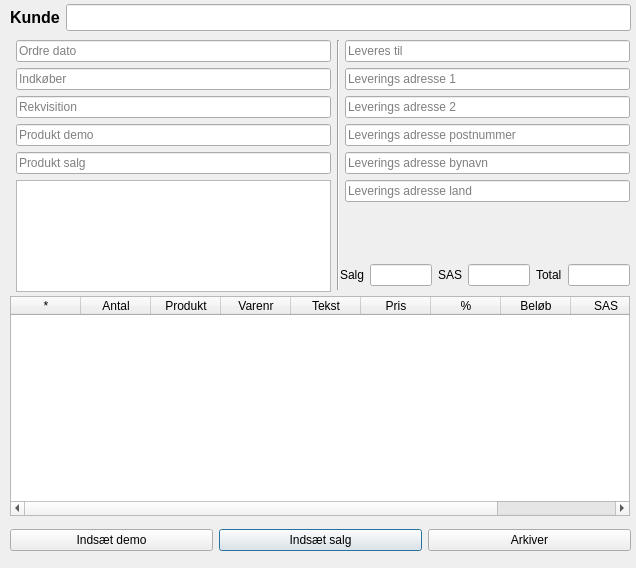
Old version of the form buildtools/ui/visit_dialog.ui in the repository fhdk/eordre2.
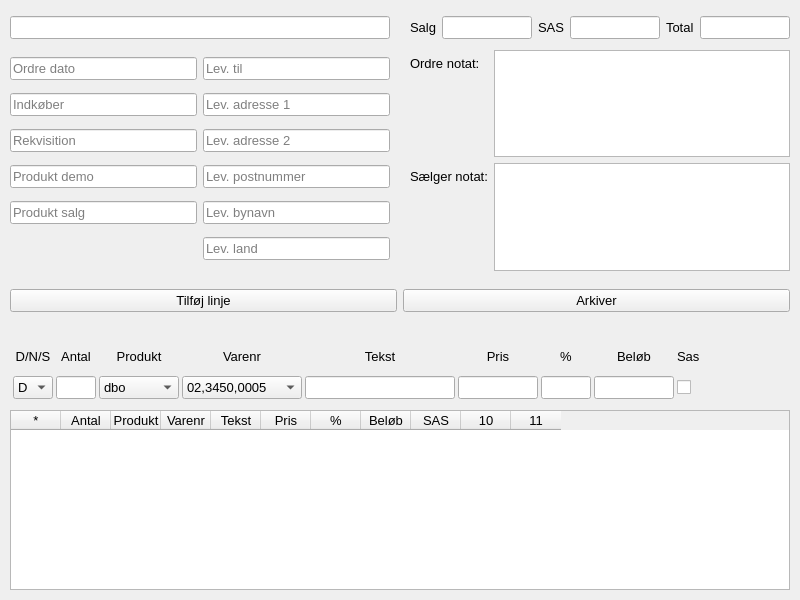
New version of the form.

Diff of the .ui file:
```diff
--- a/buildtools/ui/visit_dialog.ui
+++ b/buildtools/ui/visit_dialog.ui
@@ -6,96 +6,66 @@
             <rect>
                 <x>0</x>
                 <y>0</y>
-                <width>636</width>
-                <height>568</height>
-            </rect>
-        </property>
+    <width>800</width>
+    <height>600</height>
+   </rect>
+  </property>
+  <property name="minimumSize">
+   <size>
+    <width>800</width>
+    <height>600</height>
+   </size>
+  </property>
         <property name="windowTitle">
             <string>Besøg / Indkøbs ordre</string>
         </property>
-        <widget class="QWidget" name="formLayoutWidget">
+  <widget class="QTableWidget" name="widgetVisitDetails">
             <property name="geometry">
                 <rect>
                     <x>10</x>
-                    <y>40</y>
-                    <width>321</width>
-                    <height>252</height>
-                </rect>
-            </property>
-            <layout class="QFormLayout" name="formVisit">
-                <item row="0" column="1">
-                    <widget class="QLineEdit" name="txtVisitDate">
-                        <property name="enabled">
-                            <bool>true</bool>
-                        </property>
-                        <property name="readOnly">
-                            <bool>true</bool>
-                        </property>
-                        <property name="placeholderText">
-                            <string>Ordre dato</string>
-                        </property>
-                    </widget>
-                </item>
-                <item row="1" column="1">
-                    <widget class="QLineEdit" name="txtPoBuyer">
-                        <property name="placeholderText">
-                            <string>Indkøber</string>
-                        </property>
-                    </widget>
-                </item>
-                <item row="2" column="1">
-                    <widget class="QLineEdit" name="txtPoNumber">
-                        <property name="placeholderText">
-                            <string>Rekvisition</string>
-                        </property>
-                    </widget>
-                </item>
-                <item row="3" column="1">
-                    <widget class="QLineEdit" name="txtProductDemo">
-                        <property name="readOnly">
-                            <bool>true</bool>
-                        </property>
-                        <property name="placeholderText">
-                            <string>Produkt demo</string>
-                        </property>
-                    </widget>
-                </item>
-                <item row="4" column="1">
-                    <widget class="QLineEdit" name="txtProductSale">
-                        <property name="readOnly">
-                            <bool>true</bool>
-                        </property>
-                        <property name="placeholderText">
-                            <string>Produkt salg</string>
-                        </property>
-                    </widget>
-                </item>
-                <item row="5" column="1">
-                    <widget class="QTextEdit" name="txtInfoText"/>
-                </item>
-            </layout>
-        </widget>
-        <widget class="QTableWidget" name="widgetVisit">
-            <property name="geometry">
-                <rect>
-                    <x>10</x>
-                    <y>296</y>
-                    <width>620</width>
-                    <height>220</height>
-                </rect>
+     <y>410</y>
+     <width>780</width>
+     <height>180</height>
+    </rect>
+   </property>
+   <property name="font">
+    <font>
+     <pointsize>10</pointsize>
+    </font>
+   </property>
+   <property name="locale">
+    <locale language="Danish" country="Denmark"/>
             </property>
             <property name="editTriggers">
                 <set>QAbstractItemView::AllEditTriggers</set>
             </property>
+   <property name="alternatingRowColors">
+    <bool>true</bool>
+   </property>
             <property name="selectionMode">
                 <enum>QAbstractItemView::SingleSelection</enum>
             </property>
+   <property name="selectionBehavior">
+    <enum>QAbstractItemView::SelectRows</enum>
+   </property>
+   <property name="cornerButtonEnabled">
+    <bool>false</bool>
+   </property>
+   <property name="columnCount">
+    <number>11</number>
+   </property>
+   <attribute name="horizontalHeaderCascadingSectionResizes">
+    <bool>true</bool>
+   </attribute>
             <attribute name="horizontalHeaderDefaultSectionSize">
-                <number>70</number>
+    <number>50</number>
             </attribute>
             <attribute name="horizontalHeaderMinimumSectionSize">
                 <number>10</number>
             </attribute>
+   <attribute name="verticalHeaderMinimumSectionSize">
+    <number>20</number>
+   </attribute>
             <attribute name="verticalHeaderStretchLastSection">
                 <bool>true</bool>
             </attribute>
@@ -103,119 +73,144 @@
                 <property name="text">
                     <string>*</string>
                 </property>
+    <property name="font">
+     <font>
+      <pointsize>10</pointsize>
+     </font>
+    </property>
+    <property name="textAlignment">
+     <set>AlignCenter</set>
+    </property>
             </column>
             <column>
                 <property name="text">
                     <string>Antal</string>
                 </property>
+    <property name="font">
+     <font>
+      <pointsize>10</pointsize>
+     </font>
+    </property>
+    <property name="textAlignment">
+     <set>AlignCenter</set>
+    </property>
             </column>
             <column>
                 <property name="text">
                     <string>Produkt</string>
                 </property>
+    <property name="font">
+     <font>
+      <pointsize>10</pointsize>
+     </font>
+    </property>
+    <property name="textAlignment">
+     <set>AlignCenter</set>
+    </property>
             </column>
             <column>
                 <property name="text">
                     <string>Varenr</string>
                 </property>
+    <property name="font">
+     <font>
+      <pointsize>10</pointsize>
+     </font>
+    </property>
+    <property name="textAlignment">
+     <set>AlignCenter</set>
+    </property>
             </column>
             <column>
                 <property name="text">
                     <string>Tekst</string>
                 </property>
+    <property name="font">
+     <font>
+      <pointsize>10</pointsize>
+     </font>
+    </property>
+    <property name="textAlignment">
+     <set>AlignCenter</set>
+    </property>
             </column>
             <column>
                 <property name="text">
                     <string>Pris</string>
                 </property>
+    <property name="font">
+     <font>
+      <pointsize>10</pointsize>
+     </font>
+    </property>
+    <property name="textAlignment">
+     <set>AlignCenter</set>
+    </property>
             </column>
             <column>
                 <property name="text">
                     <string>%</string>
                 </property>
+    <property name="font">
+     <font>
+      <pointsize>10</pointsize>
+     </font>
+    </property>
+    <property name="textAlignment">
+     <set>AlignCenter</set>
+    </property>
             </column>
             <column>
                 <property name="text">
                     <string>Beløb</string>
                 </property>
+    <property name="font">
+     <font>
+      <pointsize>10</pointsize>
+     </font>
+    </property>
+    <property name="textAlignment">
+     <set>AlignCenter</set>
+    </property>
             </column>
             <column>
                 <property name="text">
                     <string>SAS</string>
                 </property>
-            </column>
-            <column>
-                <property name="text">
-                    <string>Note</string>
-                </property>
-            </column>
-        </widget>
-        <widget class="QWidget" name="formLayoutWidget_2">
-            <property name="geometry">
-                <rect>
-                    <x>339</x>
-                    <y>40</y>
-                    <width>291</width>
-                    <height>206</height>
-                </rect>
-            </property>
-            <layout class="QFormLayout" name="formDeliveryAddress">
-                <item row="0" column="1">
-                    <widget class="QLineEdit" name="txtPoCompany">
-                        <property name="placeholderText">
-                            <string>Leveres til</string>
-                        </property>
-                    </widget>
-                </item>
-                <item row="1" column="1">
-                    <widget class="QLineEdit" name="txtPoAddress1">
-                        <property name="placeholderText">
-                            <string>Leverings adresse 1</string>
-                        </property>
-                    </widget>
-                </item>
-                <item row="2" column="1">
-                    <widget class="QLineEdit" name="txtPoAddress2">
-                        <property name="placeholderText">
-                            <string>Leverings adresse 2</string>
-                        </property>
-                    </widget>
-                </item>
-                <item row="3" column="1">
-                    <widget class="QLineEdit" name="txtPoPostcode">
-                        <property name="placeholderText">
-                            <string>Leverings adresse postnummer</string>
-                        </property>
-                    </widget>
-                </item>
-                <item row="4" column="1">
-                    <widget class="QLineEdit" name="txtPoPostoffice">
-                        <property name="placeholderText">
-                            <string>Leverings adresse bynavn</string>
-                        </property>
-                    </widget>
-                </item>
-                <item row="5" column="1">
-                    <widget class="QLineEdit" name="txtPoCountry">
-                        <property name="placeholderText">
-                            <string>Leverings adresse land</string>
-                        </property>
-                    </widget>
-                </item>
-            </layout>
+    <property name="font">
+     <font>
+      <pointsize>10</pointsize>
+     </font>
+    </property>
+    <property name="textAlignment">
+     <set>AlignCenter</set>
+    </property>
+   </column>
+   <column/>
+   <column/>
         </widget>
         <widget class="QWidget" name="gridLayoutWidget">
             <property name="geometry">
                 <rect>
-                    <x>340</x>
-                    <y>260</y>
-                    <width>290</width>
-                    <height>31</height>
-                </rect>
-            </property>
+     <x>410</x>
+     <y>10</y>
+     <width>380</width>
+     <height>35</height>
+    </rect>
+   </property>
+   <property name="font">
+    <font>
+     <pointsize>10</pointsize>
+    </font>
+   </property>
             <layout class="QGridLayout" name="gridTotals">
                 <item row="1" column="0">
                     <widget class="QLabel" name="lblSale">
+      <property name="font">
+       <font>
+        <pointsize>10</pointsize>
+       </font>
+      </property>
                         <property name="text">
                             <string>Salg</string>
                         </property>
@@ -223,6 +218,11 @@
                 </item>
                 <item row="1" column="2">
                     <widget class="QLabel" name="lblSas">
+      <property name="font">
+       <font>
+        <pointsize>10</pointsize>
+       </font>
+      </property>
                         <property name="text">
                             <string>SAS</string>
                         </property>
@@ -233,6 +233,11 @@
                         <property name="enabled">
                             <bool>true</bool>
                         </property>
+      <property name="font">
+       <font>
+        <pointsize>10</pointsize>
+       </font>
+      </property>
                         <property name="readOnly">
                             <bool>true</bool>
                         </property>
@@ -243,6 +248,11 @@
                         <property name="enabled">
                             <bool>true</bool>
                         </property>
+      <property name="font">
+       <font>
+        <pointsize>10</pointsize>
+       </font>
+      </property>
                         <property name="readOnly">
                             <bool>true</bool>
                         </property>
@@ -250,6 +260,11 @@
                 </item>
                 <item row="1" column="4">
                     <widget class="QLabel" name="lblTotal">
+      <property name="font">
+       <font>
+        <pointsize>10</pointsize>
+       </font>
+      </property>
                         <property name="text">
                             <string>Total</string>
                         </property>
@@ -260,6 +275,11 @@
                         <property name="enabled">
                             <bool>true</bool>
                         </property>
+      <property name="font">
+       <font>
+        <pointsize>10</pointsize>
+       </font>
+      </property>
                         <property name="readOnly">
                             <bool>true</bool>
                         </property>
@@ -267,50 +287,26 @@
                 </item>
             </layout>
         </widget>
-        <widget class="Line" name="line">
-            <property name="geometry">
-                <rect>
-                    <x>330</x>
-                    <y>40</y>
-                    <width>16</width>
-                    <height>250</height>
-                </rect>
-            </property>
-            <property name="orientation">
-                <enum>Qt::Vertical</enum>
-            </property>
-        </widget>
         <widget class="QWidget" name="gridLayoutWidget_2">
             <property name="geometry">
                 <rect>
                     <x>10</x>
-                    <y>0</y>
-                    <width>621</width>
+     <y>10</y>
+     <width>380</width>
                     <height>35</height>
                 </rect>
             </property>
+   <property name="font">
+    <font>
+     <pointsize>10</pointsize>
+    </font>
+   </property>
             <layout class="QGridLayout" name="gridCustomerVisit">
                 <item row="0" column="0">
-                    <widget class="QLabel" name="lblCompany">
-                        <property name="font">
-                            <font>
-                                <pointsize>12</pointsize>
-                                <weight>75</weight>
-                                <bold>true</bold>
-                            </font>
-                        </property>
-                        <property name="text">
-                            <string>Kunde</string>
-                        </property>
-                    </widget>
-                </item>
-                <item row="0" column="1">
                     <widget class="QLineEdit" name="txtCompany">
                         <property name="font">
                             <font>
-                                <pointsize>12</pointsize>
-                                <weight>75</weight>
-                                <bold>true</bold>
+        <pointsize>10</pointsize>
                             </font>
                         </property>
                         <property name="readOnly">
@@ -324,33 +320,651 @@
             <property name="geometry">
                 <rect>
                     <x>10</x>
-                    <y>520</y>
-                    <width>621</width>
+     <y>280</y>
+     <width>780</width>
                     <height>41</height>
                 </rect>
             </property>
+   <property name="font">
+    <font>
+     <pointsize>10</pointsize>
+    </font>
+   </property>
             <layout class="QGridLayout" name="gridOrderButtons">
-                <item row="0" column="1">
-                    <widget class="QPushButton" name="btnInsertSale">
+    <item row="0" column="0">
+     <widget class="QPushButton" name="btnInsertLine">
+      <property name="font">
+       <font>
+        <pointsize>10</pointsize>
+       </font>
+      </property>
                         <property name="text">
-                            <string>Indsæt salg</string>
-                        </property>
-                        <property name="default">
-                            <bool>true</bool>
+       <string>Tilføj linje</string>
+      </property>
+      <property name="autoDefault">
+       <bool>false</bool>
                         </property>
                     </widget>
                 </item>
-                <item row="0" column="2">
+    <item row="0" column="1">
                     <widget class="QPushButton" name="btnArchiveVisit">
+      <property name="font">
+       <font>
+        <pointsize>10</pointsize>
+       </font>
+      </property>
                         <property name="text">
                             <string>Arkiver</string>
                         </property>
-                    </widget>
-                </item>
+      <property name="autoDefault">
+       <bool>false</bool>
+      </property>
+     </widget>
+    </item>
+   </layout>
+  </widget>
+  <widget class="QWidget" name="gridLayoutWidget_4">
+   <property name="geometry">
+    <rect>
+     <x>10</x>
+     <y>50</y>
+     <width>380</width>
+     <height>221</height>
+    </rect>
+   </property>
+   <layout class="QGridLayout" name="widgetVisitHead">
+    <item row="3" column="0">
+     <widget class="QLineEdit" name="txtProductDemo">
+      <property name="font">
+       <font>
+        <pointsize>10</pointsize>
+       </font>
+      </property>
+      <property name="readOnly">
+       <bool>true</bool>
+      </property>
+      <property name="placeholderText">
+       <string>Produkt demo</string>
+      </property>
+     </widget>
+    </item>
                 <item row="0" column="0">
-                    <widget class="QPushButton" name="btnInsertDemo">
+     <widget class="QLineEdit" name="txtVisitDate">
+      <property name="enabled">
+       <bool>true</bool>
+      </property>
+      <property name="font">
+       <font>
+        <pointsize>10</pointsize>
+       </font>
+      </property>
+      <property name="readOnly">
+       <bool>true</bool>
+      </property>
+      <property name="placeholderText">
+       <string>Ordre dato</string>
+      </property>
+     </widget>
+    </item>
+    <item row="2" column="1">
+     <widget class="QLineEdit" name="txtPoAddress2">
+      <property name="font">
+       <font>
+        <pointsize>10</pointsize>
+       </font>
+      </property>
+      <property name="placeholderText">
+       <string>Lev. adresse 2</string>
+      </property>
+     </widget>
+    </item>
+    <item row="2" column="0">
+     <widget class="QLineEdit" name="txtPoNumber">
+      <property name="font">
+       <font>
+        <pointsize>10</pointsize>
+       </font>
+      </property>
+      <property name="placeholderText">
+       <string>Rekvisition</string>
+      </property>
+     </widget>
+    </item>
+    <item row="1" column="1">
+     <widget class="QLineEdit" name="txtPoAddress1">
+      <property name="font">
+       <font>
+        <pointsize>10</pointsize>
+       </font>
+      </property>
+      <property name="placeholderText">
+       <string>Lev. adresse 1</string>
+      </property>
+     </widget>
+    </item>
+    <item row="0" column="1">
+     <widget class="QLineEdit" name="txtPoCompany">
+      <property name="font">
+       <font>
+        <pointsize>10</pointsize>
+       </font>
+      </property>
+      <property name="placeholderText">
+       <string>Lev. til</string>
+      </property>
+     </widget>
+    </item>
+    <item row="4" column="0">
+     <widget class="QLineEdit" name="txtProductSale">
+      <property name="font">
+       <font>
+        <pointsize>10</pointsize>
+       </font>
+      </property>
+      <property name="readOnly">
+       <bool>true</bool>
+      </property>
+      <property name="placeholderText">
+       <string>Produkt salg</string>
+      </property>
+     </widget>
+    </item>
+    <item row="4" column="1">
+     <widget class="QLineEdit" name="txtPoPostoffice">
+      <property name="font">
+       <font>
+        <pointsize>10</pointsize>
+       </font>
+      </property>
+      <property name="placeholderText">
+       <string>Lev. bynavn</string>
+      </property>
+     </widget>
+    </item>
+    <item row="3" column="1">
+     <widget class="QLineEdit" name="txtPoPostcode">
+      <property name="font">
+       <font>
+        <pointsize>10</pointsize>
+       </font>
+      </property>
+      <property name="placeholderText">
+       <string>Lev. postnummer</string>
+      </property>
+     </widget>
+    </item>
+    <item row="1" column="0">
+     <widget class="QLineEdit" name="txtPoBuyer">
+      <property name="font">
+       <font>
+        <pointsize>10</pointsize>
+       </font>
+      </property>
+      <property name="placeholderText">
+       <string>Indkøber</string>
+      </property>
+     </widget>
+    </item>
+    <item row="5" column="1">
+     <widget class="QLineEdit" name="txtPoCountry">
+      <property name="font">
+       <font>
+        <pointsize>10</pointsize>
+       </font>
+      </property>
+      <property name="placeholderText">
+       <string>Lev. land</string>
+      </property>
+     </widget>
+    </item>
+   </layout>
+  </widget>
+  <widget class="QWidget" name="formLayoutWidget">
+   <property name="geometry">
+    <rect>
+     <x>410</x>
+     <y>50</y>
+     <width>380</width>
+     <height>221</height>
+    </rect>
+   </property>
+   <layout class="QFormLayout" name="widgetInfos">
+    <item row="0" column="0">
+     <widget class="QLabel" name="lblOrderInfo">
+      <property name="font">
+       <font>
+        <pointsize>10</pointsize>
+       </font>
+      </property>
                         <property name="text">
-                            <string>Indsæt demo</string>
+       <string>Ordre notat:</string>
+      </property>
+     </widget>
+    </item>
+    <item row="0" column="1">
+     <widget class="QTextEdit" name="txtOrderInfo">
+      <property name="font">
+       <font>
+        <pointsize>10</pointsize>
+       </font>
+      </property>
+      <property name="acceptRichText">
+       <bool>false</bool>
+      </property>
+     </widget>
+    </item>
+    <item row="1" column="0">
+     <widget class="QLabel" name="lblVisitInfo">
+      <property name="font">
+       <font>
+        <pointsize>10</pointsize>
+       </font>
+      </property>
+      <property name="text">
+       <string>Sælger notat:</string>
+      </property>
+     </widget>
+    </item>
+    <item row="1" column="1">
+     <widget class="QTextEdit" name="txtVisitInfo">
+      <property name="font">
+       <font>
+        <pointsize>10</pointsize>
+       </font>
+      </property>
+     </widget>
+    </item>
+   </layout>
+  </widget>
+  <widget class="QWidget" name="gridLayoutWidget_5">
+   <property name="geometry">
+    <rect>
+     <x>10</x>
+     <y>340</y>
+     <width>700</width>
+     <height>60</height>
+    </rect>
+   </property>
+   <property name="font">
+    <font>
+     <pointsize>10</pointsize>
+    </font>
+   </property>
+   <layout class="QGridLayout" name="gridLayout" columnstretch="0,0,0,0,0,0,0,0,0">
+    <property name="horizontalSpacing">
+     <number>0</number>
+    </property>
+    <property name="verticalSpacing">
+     <number>2</number>
+    </property>
+    <item row="1" column="2">
+     <widget class="QComboBox" name="cboProduct">
+      <property name="minimumSize">
+       <size>
+        <width>80</width>
+        <height>0</height>
+       </size>
+      </property>
+      <property name="maximumSize">
+       <size>
+        <width>80</width>
+        <height>16777215</height>
+       </size>
+      </property>
+      <property name="font">
+       <font>
+        <pointsize>10</pointsize>
+       </font>
+      </property>
+      <item>
+       <property name="text">
+        <string>dbo</string>
+       </property>
+      </item>
+      <item>
+       <property name="text">
+        <string>sslsh</string>
+       </property>
+      </item>
+      <item>
+       <property name="text">
+        <string>speeda</string>
+       </property>
+      </item>
+      <item>
+       <property name="text">
+        <string>mfcps</string>
+       </property>
+      </item>
+      <item>
+       <property name="text">
+        <string>htwpro6</string>
+       </property>
+      </item>
+      <item>
+       <property name="text">
+        <string>rpcfsg</string>
+       </property>
+      </item>
+      <item>
+       <property name="text">
+        <string>as1500</string>
+       </property>
+      </item>
+     </widget>
+    </item>
+    <item row="0" column="5">
+     <widget class="QLabel" name="lblPrice">
+      <property name="font">
+       <font>
+        <pointsize>10</pointsize>
+       </font>
+      </property>
+      <property name="text">
+       <string>Pris</string>
+      </property>
+      <property name="alignment">
+       <set>Qt::AlignCenter</set>
+      </property>
+     </widget>
+    </item>
+    <item row="1" column="1">
+     <widget class="QLineEdit" name="txtPcs">
+      <property name="maximumSize">
+       <size>
+        <width>40</width>
+        <height>16777215</height>
+       </size>
+      </property>
+      <property name="font">
+       <font>
+        <pointsize>10</pointsize>
+       </font>
+      </property>
+      <property name="maxLength">
+       <number>4</number>
+      </property>
+      <property name="alignment">
+       <set>Qt::AlignRight|Qt::AlignTrailing|Qt::AlignVCenter</set>
+      </property>
+     </widget>
+    </item>
+    <item row="0" column="1">
+     <widget class="QLabel" name="lblPcs">
+      <property name="font">
+       <font>
+        <pointsize>10</pointsize>
+       </font>
+      </property>
+      <property name="text">
+       <string>Antal</string>
+      </property>
+      <property name="alignment">
+       <set>Qt::AlignCenter</set>
+      </property>
+     </widget>
+    </item>
+    <item row="1" column="0">
+     <widget class="QComboBox" name="cboDns">
+      <property name="minimumSize">
+       <size>
+        <width>5</width>
+        <height>0</height>
+       </size>
+      </property>
+      <property name="maximumSize">
+       <size>
+        <width>40</width>
+        <height>16777215</height>
+       </size>
+      </property>
+      <property name="font">
+       <font>
+        <pointsize>10</pointsize>
+       </font>
+      </property>
+      <property name="currentIndex">
+       <number>0</number>
+      </property>
+      <property name="maxCount">
+       <number>3</number>
+      </property>
+      <item>
+       <property name="text">
+        <string>D</string>
+       </property>
+      </item>
+      <item>
+       <property name="text">
+        <string>N</string>
+       </property>
+      </item>
+      <item>
+       <property name="text">
+        <string>S</string>
+       </property>
+      </item>
+     </widget>
+    </item>
+    <item row="0" column="0">
+     <widget class="QLabel" name="lblDemoNotSold">
+      <property name="font">
+       <font>
+        <pointsize>10</pointsize>
+       </font>
+      </property>
+      <property name="text">
+       <string>D/N/S</string>
+      </property>
+      <property name="alignment">
+       <set>Qt::AlignCenter</set>
+      </property>
+     </widget>
+    </item>
+    <item row="0" column="7">
+     <widget class="QLabel" name="lblLineSum">
+      <property name="font">
+       <font>
+        <pointsize>10</pointsize>
+       </font>
+      </property>
+      <property name="text">
+       <string>Beløb</string>
+      </property>
+      <property name="alignment">
+       <set>Qt::AlignCenter</set>
+      </property>
+     </widget>
+    </item>
+    <item row="1" column="3">
+     <widget class="QComboBox" name="cboSku">
+      <property name="minimumSize">
+       <size>
+        <width>120</width>
+        <height>0</height>
+       </size>
+      </property>
+      <property name="maximumSize">
+       <size>
+        <width>120</width>
+        <height>16777215</height>
+       </size>
+      </property>
+      <property name="font">
+       <font>
+        <pointsize>10</pointsize>
+       </font>
+      </property>
+      <item>
+       <property name="text">
+        <string>02,3450,0005</string>
+       </property>
+      </item>
+      <item>
+       <property name="text">
+        <string>02,0135</string>
+       </property>
+      </item>
+      <item>
+       <property name="text">
+        <string>02,3100,5000</string>
+       </property>
+      </item>
+     </widget>
+    </item>
+    <item row="0" column="3">
+     <widget class="QLabel" name="lblSku">
+      <property name="font">
+       <font>
+        <pointsize>10</pointsize>
+       </font>
+      </property>
+      <property name="text">
+       <string>Varenr</string>
+      </property>
+      <property name="alignment">
+       <set>Qt::AlignCenter</set>
+      </property>
+     </widget>
+    </item>
+    <item row="0" column="2">
+     <widget class="QLabel" name="lblProduct">
+      <property name="font">
+       <font>
+        <pointsize>10</pointsize>
+       </font>
+      </property>
+      <property name="text">
+       <string>Produkt</string>
+      </property>
+      <property name="alignment">
+       <set>Qt::AlignCenter</set>
+      </property>
+     </widget>
+    </item>
+    <item row="1" column="6">
+     <widget class="QLineEdit" name="txtLineDiscount">
+      <property name="maximumSize">
+       <size>
+        <width>50</width>
+        <height>16777215</height>
+       </size>
+      </property>
+      <property name="alignment">
+       <set>Qt::AlignRight|Qt::AlignTrailing|Qt::AlignVCenter</set>
+      </property>
+     </widget>
+    </item>
+    <item row="1" column="4">
+     <widget class="QLineEdit" name="txtLineText">
+      <property name="maximumSize">
+       <size>
+        <width>150</width>
+        <height>16777215</height>
+       </size>
+      </property>
+      <property name="font">
+       <font>
+        <pointsize>10</pointsize>
+       </font>
+      </property>
+     </widget>
+    </item>
+    <item row="0" column="4">
+     <widget class="QLabel" name="lblText">
+      <property name="font">
+       <font>
+        <pointsize>10</pointsize>
+       </font>
+      </property>
+      <property name="text">
+       <string>Tekst</string>
+      </property>
+      <property name="alignment">
+       <set>Qt::AlignCenter</set>
+      </property>
+     </widget>
+    </item>
+    <item row="1" column="5">
+     <widget class="QLineEdit" name="txtLinePrice">
+      <property name="maximumSize">
+       <size>
+        <width>80</width>
+        <height>16777215</height>
+       </size>
+      </property>
+      <property name="font">
+       <font>
+        <pointsize>10</pointsize>
+       </font>
+      </property>
+      <property name="alignment">
+       <set>Qt::AlignRight|Qt::AlignTrailing|Qt::AlignVCenter</set>
+      </property>
+     </widget>
+    </item>
+    <item row="1" column="7">
+     <widget class="QLineEdit" name="txtLineSum">
+      <property name="minimumSize">
+       <size>
+        <width>80</width>
+        <height>0</height>
+       </size>
+      </property>
+      <property name="maximumSize">
+       <size>
+        <width>80</width>
+        <height>16777215</height>
+       </size>
+      </property>
+      <property name="alignment">
+       <set>Qt::AlignRight|Qt::AlignTrailing|Qt::AlignVCenter</set>
+      </property>
+     </widget>
+    </item>
+    <item row="1" column="8">
+     <widget class="QCheckBox" name="chkSas">
+      <property name="minimumSize">
+       <size>
+        <width>20</width>
+        <height>25</height>
+       </size>
+      </property>
+      <property name="maximumSize">
+       <size>
+        <width>20</width>
+        <height>25</height>
+       </size>
+      </property>
+      <property name="text">
+       <string/>
+      </property>
+     </widget>
+    </item>
+    <item row="0" column="8">
+     <widget class="QLabel" name="lblCheckSas">
+      <property name="font">
+       <font>
+        <pointsize>10</pointsize>
+       </font>
+      </property>
+      <property name="text">
+       <string>Sas</string>
+      </property>
+     </widget>
+    </item>
+    <item row="0" column="6">
+     <widget class="QLabel" name="lblDiscount">
+      <property name="font">
+       <font>
+        <pointsize>10</pointsize>
+       </font>
+      </property>
+      <property name="text">
+       <string>%</string>
+      </property>
+      <property name="alignment">
+       <set>Qt::AlignCenter</set>
                         </property>
                     </widget>
                 </item>
```
Left out of the diff: 15 changed lines with no effect on the pictures. Lines whose indentation alone changed are shown as unchanged.
